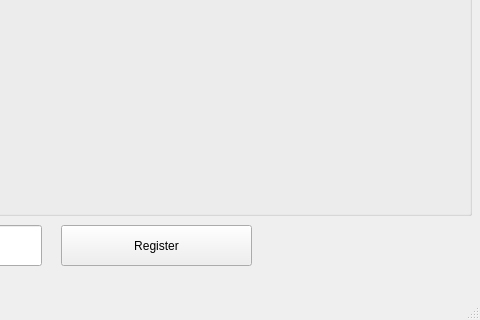
The window that GUI.ui (adf-telkomuniv/AI-Lab-Recognition) describes before a commit, drawn with Qt 5; both pictures show x 159 to 639 and y 245 to 565 of the 639 by 565 pixel window.
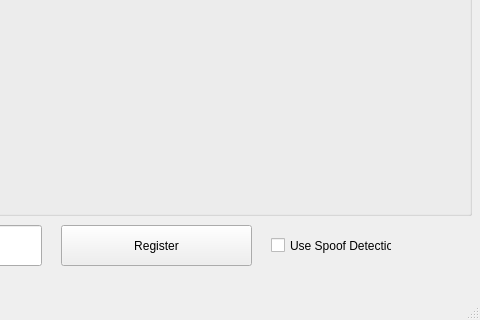
The same window after the commit.

```diff
--- a/GUI.ui
+++ b/GUI.ui
@@ -100,6 +100,19 @@
      </font>
     </property>
    </widget>
+   <widget class="QCheckBox" name="useSpoof">
+    <property name="geometry">
+     <rect>
+      <x>430</x>
+      <y>480</y>
+      <width>121</width>
+      <height>21</height>
+     </rect>
+    </property>
+    <property name="text">
+     <string>Use Spoof Detection</string>
+    </property>
+   </widget>
   </widget>
   <widget class="QMenuBar" name="menubar">
    <property name="geometry">
```
